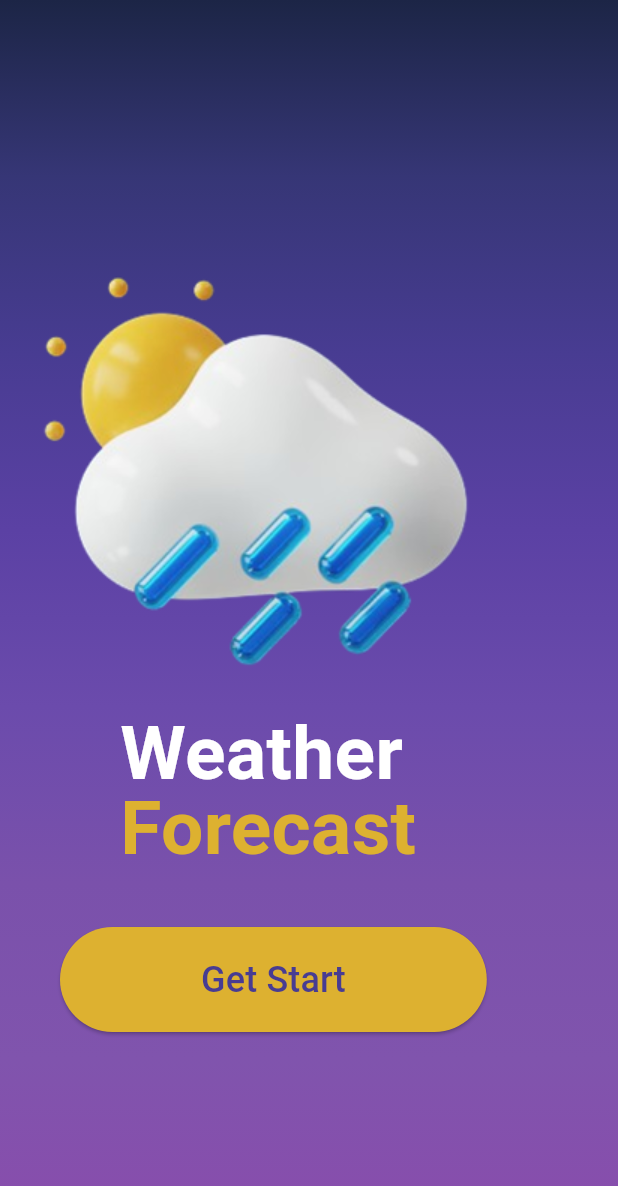
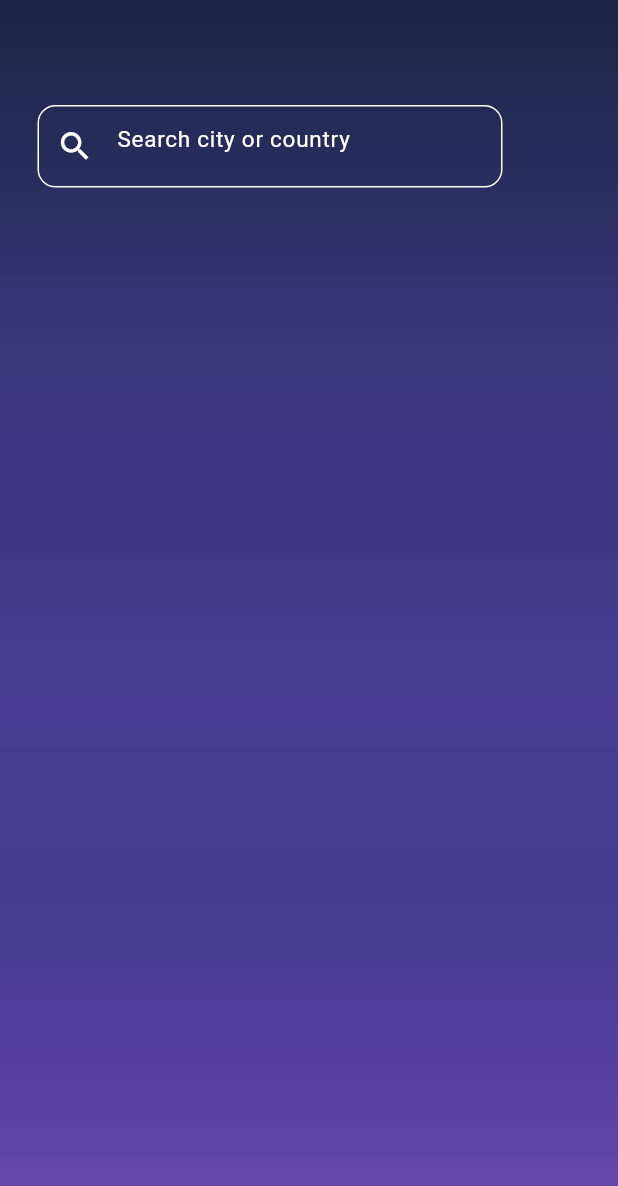
Before and after one commit to adeenazara2002/Weather-Forecast-App, a Flutter app: the screen it shows after launch, on a phone screen of 412 x 824 dp. Shown: the top 1186 px of the screen. Run offline on Flutter 3.47's test engine with Material 3 defaults, Android fonts, the phone set to English and light mode, and no system bars.

Commit message:
Forecast Screen

```diff
--- /dev/null
+++ b/lib/Screens/forecast.dart
@@ -0,0 +1,88 @@
+import 'package:flutter/gestures.dart';
+import 'package:flutter/material.dart';
+import 'package:weatherapp/Screens/home.dart';
+
+class Forecast extends StatefulWidget {
+  @override
+  State<Forecast> createState() => _ForecastState();
+}
+
+class _ForecastState extends State<Forecast> {
+  @override
+  Widget build(BuildContext context) {
+    return Scaffold(
+      body: Container(
+        width: MediaQuery.of(context).size.width,
+        height: MediaQuery.of(context).size.height,
+        decoration: BoxDecoration(
+          gradient: LinearGradient(
+            begin: Alignment.topCenter,
+            end: Alignment.bottomCenter,
+            colors: [
+              Color.fromRGBO(28, 37, 70, 1.0),
+              Color.fromRGBO(40, 46, 93, 1.0),
+              Color.fromRGBO(57, 56, 124, 1.0),
+              Color.fromRGBO(63, 56, 134, 1.0),
+              Color.fromRGBO(74, 60, 148, 1.0),
+              Color.fromRGBO(67, 59, 141, 1.0),
+              Color.fromRGBO(84, 63, 158, 1.0),
+              Color.fromRGBO(108, 74, 171, 1.0),
+            ],
+          ),
+        ),
+        child: Column(
+          children: [
+            SizedBox(
+              height: 70,
+            ),
+            Row(
+              children: [
+                 Padding(
+              padding: const EdgeInsets.only(left: 25,),
+              child: Container(
+                height: 55,
+                width: 310,
+                decoration: BoxDecoration(
+                  borderRadius: BorderRadius.circular(12),
+                  border: Border.all(
+                    color: Colors.white,
+                  ),
+                ),
+                child: TextField(
+                  // controller: _searchController,
+                  decoration: InputDecoration(
+                    prefixIcon: Icon(
+                      Icons.search,
+                      color: Colors.white,
+                      size: 25,
+                    ),
+                    hintText: 'Search city or country',
+                    hintStyle: TextStyle(
+                      color: Colors.white,
+                      fontSize: 15,
+                      fontWeight: FontWeight.w400,
+                    ),
+                    border: InputBorder.none,
+                    contentPadding: EdgeInsets.symmetric(
+                      vertical: 20.0,
+                      horizontal: 20.0,
+                    ),
+                  ),
+                  style: TextStyle(
+                    color: Colors.white,
+                  ),
+                ),
+              ),
+            ),
+
+              ],
+            ),
+
+
+
+          ],
+        ),
+      ),
+    );
+  }
+}
--- a/lib/Screens/home.dart
+++ b/lib/Screens/home.dart
@@ -1,5 +1,6 @@
 import 'package:flutter/gestures.dart';
 import 'package:flutter/material.dart';
+import 'package:weatherapp/Screens/forecast.dart';
 import 'package:weatherapp/Screens/home.dart';
 
 class Home extends StatelessWidget {
@@ -241,7 +242,9 @@ class Home extends StatelessWidget {
               ],
             ),
             // === ICONS ===
-          SizedBox(height: 20,),
+            SizedBox(
+              height: 20,
+            ),
             Row(
               children: [
                 Padding(padding: EdgeInsets.only(left: 40)),
@@ -251,14 +254,22 @@ class Home extends StatelessWidget {
                   size: 30,
                 ),
                 Padding(padding: EdgeInsets.only(left: 100)),
-
-                  Icon(
+                InkWell(
+                  onTap: () {
+                    Navigator.push(
+                      context,
+                      MaterialPageRoute(
+                        builder: (context) => Forecast(),
+                      ),
+                    );
+                  },
+                  child: Icon(
                     Icons.add_circle_outline,
                     color: Colors.white,
                     size: 30,
                   ),
+                ),
                 Padding(padding: EdgeInsets.only(left: 100)),
-
                 Icon(
                   Icons.menu,
                   color: Colors.white,
--- a/lib/main.dart
+++ b/lib/main.dart
@@ -1,4 +1,5 @@
 import 'package:flutter/material.dart';
+import 'package:weatherapp/Screens/forecast.dart';
 import 'package:weatherapp/Screens/splash.dart';
 
 void main() {
@@ -10,7 +11,7 @@ class MyApp extends StatelessWidget {
   Widget build(BuildContext context) {
     return MaterialApp(
       debugShowCheckedModeBanner: false,
-      home: SplashScreen(),
+      home: Forecast(),
     );
   }
 }
```
Lines whose indentation alone changed are shown as unchanged.
